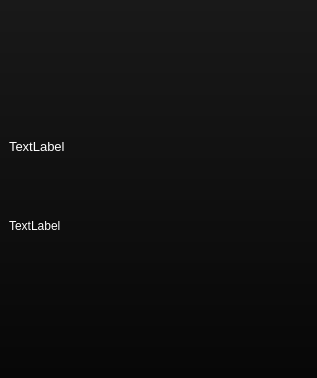
Above: src/View/AboutWindow/aboutwindow.ui from Flone-dnb/Silent before the change. Below: the same form after it.
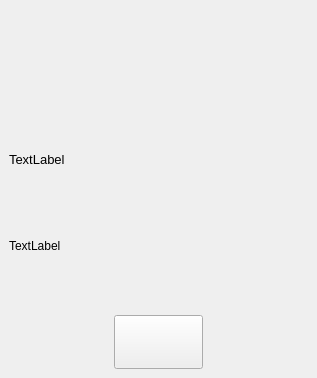
That is the form after the change. Icons and pictures are not drawn.

```diff
--- a/src/View/AboutWindow/aboutwindow.ui
+++ b/src/View/AboutWindow/aboutwindow.ui
@@ -19,8 +19,7 @@
    <string>About</string>
   </property>
   <property name="styleSheet">
-   <string notr="true">background-color: qlineargradient(spread:pad, x1:0.5, y1:1, x2:0.5, y2:0, stop:0 rgba(7, 7, 7, 255), stop:1 rgba(25, 25, 25, 255));
-color: white;</string>
+   <string notr="true"/>
   </property>
   <widget class="QWidget" name="centralwidget">
    <layout class="QVBoxLayout" name="verticalLayout" stretch="35,10,35,15">
@@ -48,7 +47,7 @@
          </size>
         </property>
         <property name="styleSheet">
-         <string notr="true">background-color: transparent;</string>
+         <string notr="true"/>
         </property>
         <property name="text">
          <string/>
@@ -141,24 +140,7 @@
          </sizepolicy>
         </property>
         <property name="styleSheet">
-         <string notr="true">QPushButton
-{
-	border: none;
-	width: 80px;
-	height: 80px;
-	background-color: transparent;
-	border-image: url(&quot;:/icons/GitHub-Mark-Light.png&quot;);
-}
-
-QPushButton:hover
-{
-	border-image: url(&quot;:/icons/GitHub-Mark-Light-Hover.png&quot;);
-}
-
-QPushButton:pressed
-{
-	border-image: url(&quot;:/icons/GitHub-Mark-Light.png&quot;);
-}</string>
+         <string notr="true"/>
         </property>
         <property name="text">
          <string/>
```
